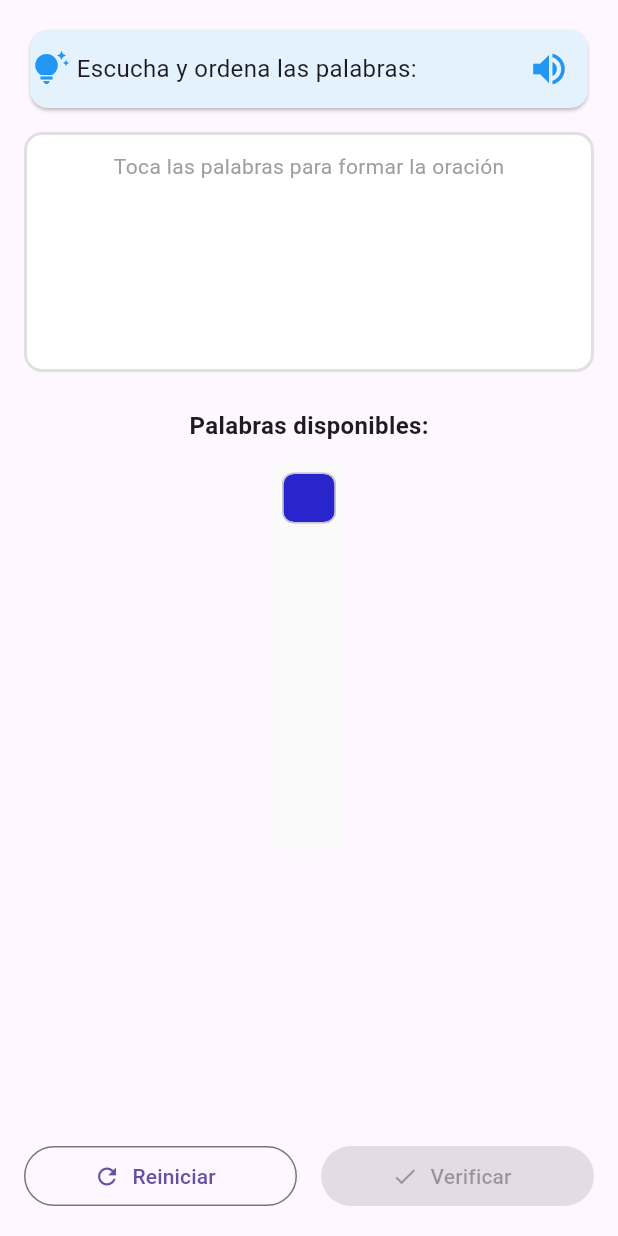
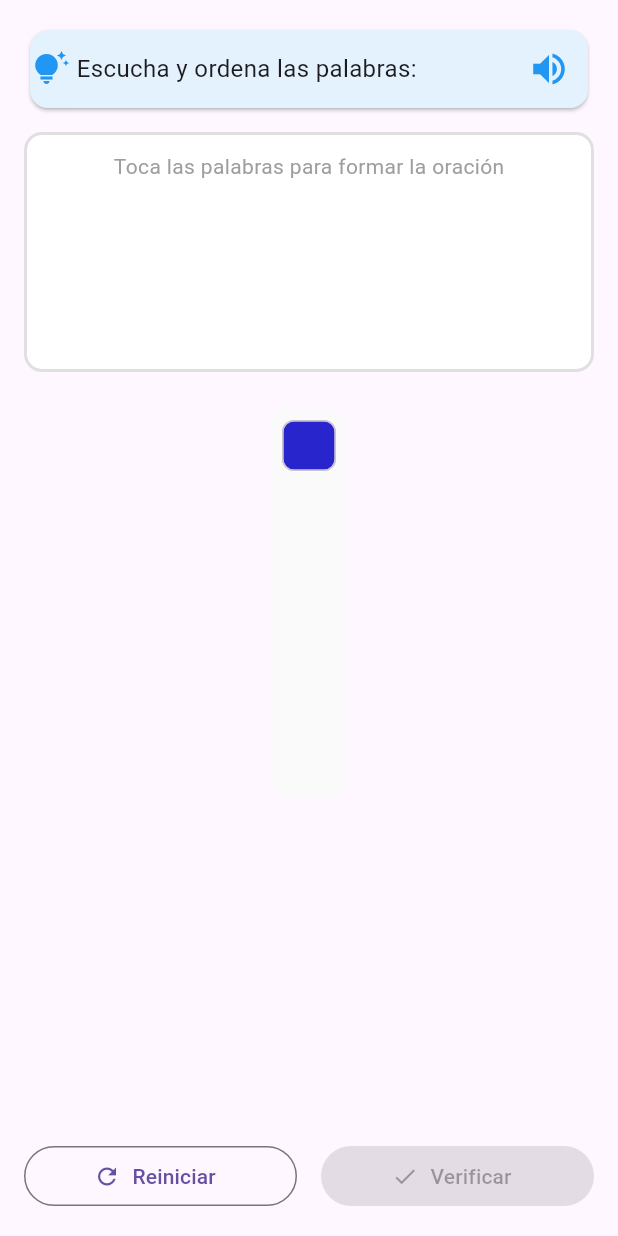
Before and after one commit to alfredLazaro/appIngles, a Flutter app: the _SentenceBuilderWidget widget shown alone on an empty page, opened directly with empty values, on a phone screen of 412 x 824 dp. Run offline on Flutter 3.47's test engine with Material 3 defaults, Android fonts, the phone set to English and light mode, and no system bars; our stand-ins replace cached_network_image, dio, equatable, flutter_bloc, flutter_dotenv, flutter_tts and 3 more; accounts and stored records are empty.

Commit message:
quitando etiqueta de palabras disponibles en sentence practice

```diff
--- a/lib/presentation/pages/sentence_practice_page.dart
+++ b/lib/presentation/pages/sentence_practice_page.dart
@@ -358,11 +358,6 @@ class _SentenceBuilderWidgetState extends State<_SentenceBuilderWidget> {
               const SizedBox(height: 24),
 
               // ✅ Palabras disponibles
-              const Text(
-                'Palabras disponibles:',
-                style: TextStyle(fontSize: 16, fontWeight: FontWeight.bold),
-              ),
-              const SizedBox(height: 12),
               Container(
                 height: 260, // Altura máxima
                 decoration: BoxDecoration(
```
